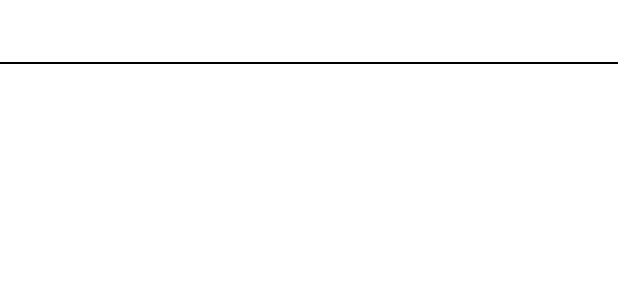
After one commit to Loren-Wang/RefreshLayoutDemo, an Android app: the layout item_list_recycleview.xml on its own in the app's theme, with its tools: preview values and no code run, on a phone screen of 412 x 824 dp. The commit adds this screen. Shown: the top 300 px of the screen. Run offline under Robolectric (Android 15) with nearby library versions, the phone set to English and light mode, and no system bars.

```diff
--- /dev/null
+++ b/app/src/main/res/layout/item_list_recycleview.xml
@@ -0,0 +1,22 @@
+<?xml version="1.0" encoding="utf-8"?>
+<LinearLayout xmlns:android="http://schemas.android.com/apk/res/android"
+    android:orientation="vertical"
+    android:layout_width="match_parent"
+    android:layout_height="match_parent"
+    android:background="#fff">
+
+    <TextView
+        android:id="@+id/textView"
+        android:layout_width="match_parent"
+        android:layout_height="wrap_content"
+        android:textSize="15sp"
+        android:textColor="#f00"
+        android:gravity="center"
+        android:layout_margin="10dp"/>
+
+    <View
+        android:layout_width="match_parent"
+        android:layout_height="1dp"
+        android:background="#000"/>
+
+</LinearLayout>
```
Also changed, not shown: app/src/main/java/com/refreshrecycleviewdemo/android/MainActivity.java (+44 -0 lines).
